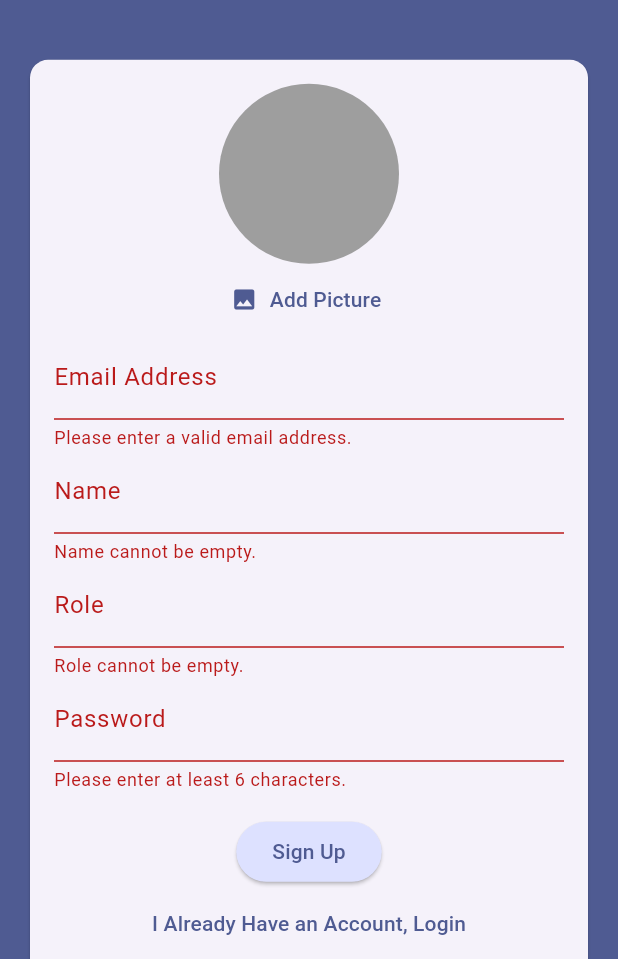
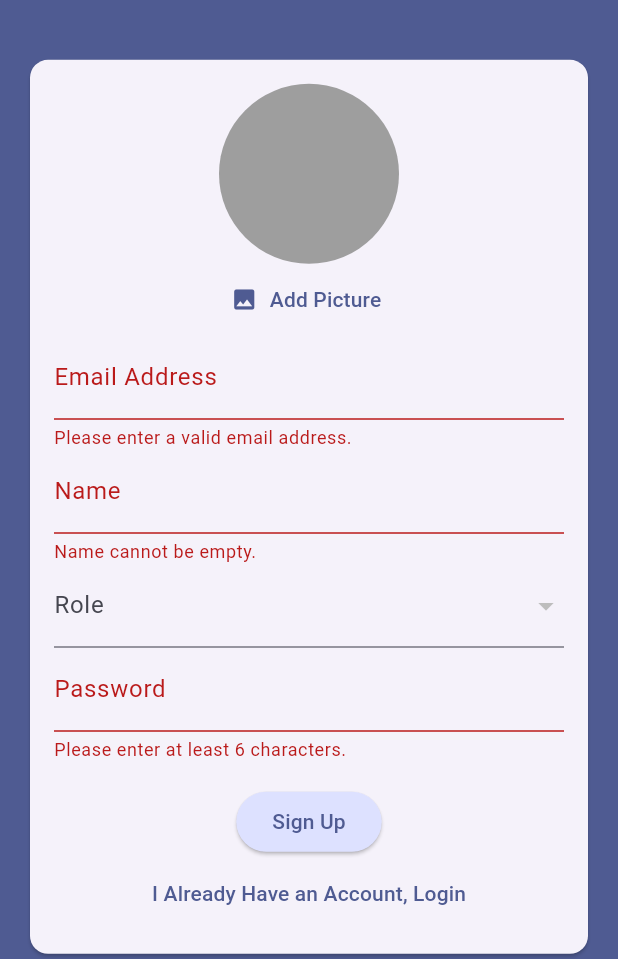
Before and after one commit to kemasfr5/workflow_shift, a Flutter app: the screen it shows after launch, after a tap on "Login", after a tap on "Create an Account", after a tap on "Sign Up", on a phone screen of 412 x 824 dp, the part 277-1236 px from its top. Run offline on Flutter 3.47's test engine with Material 3 defaults, Android fonts, the light colour scheme and no system bars; our stand-ins replace cloud_firestore, firebase_auth, firebase_core, firebase_storage, image_picker; accounts and stored records are empty; generated files the repository leaves out were written again.

Commit message:
Change role input to dropdown

```diff
--- a/lib/screens/auth.dart
+++ b/lib/screens/auth.dart
@@ -18,14 +18,32 @@ class AuthScreen extends StatefulWidget {
 }
 
 class _AuthScreenState extends State<AuthScreen> {
+  @override
+  void initState() {
+    super.initState();
+    _getRoles();
+  }
+
   final _formKey = GlobalKey<FormState>();
   bool _isLogin = true;
   bool _isAuthenticating = false;
   var _enteredEmail = '';
   var _enteredName = '';
-  var _enteredRole = '';
+  var _selectedRole = '';
   var _enteredPassword = '';
   File? _selectedImage;
+  List<String> roles = [];
+
+  void _getRoles() async {
+    await FirebaseFirestore.instance.collection('role').get().then(
+      (value) {
+        for (var documentSnapshot in value.docs) {
+          // print(documentSnapshot.data()['title']);
+          roles.add(documentSnapshot.data()['title']);
+        }
+      },
+    );
+  }
 
   void _submit() async {
     final isValid = _formKey.currentState!.validate();
@@ -61,7 +79,7 @@ class _AuthScreenState extends State<AuthScreen> {
           {
             'email': _enteredEmail,
             'name': _enteredName,
-            'role': _enteredRole,
+            'role': _selectedRole,
             'image': imageUrl,
           },
         );
@@ -141,20 +159,26 @@ class _AuthScreenState extends State<AuthScreen> {
                             },
                           ),
                         if (!_isLogin)
-                          TextFormField(
-                            decoration: InputDecoration(
-                              label: Text('Role'),
-                            ),
-                            autocorrect: true,
-                            keyboardType: TextInputType.text,
+                          DropdownButtonFormField(
+                            decoration: InputDecoration(label: Text('Role')),
                             validator: (value) {
                               if (value == null || value.trim().isEmpty) {
-                                return 'Role cannot be empty.';
+                                return;
                               }
-                              return null;
                             },
-                            onSaved: (value) {
-                              _enteredRole = value!;
+                            items: roles
+                                .map(
+                                  (e) => DropdownMenuItem<String>(
+                                    value: e,
+                                    child: Text(e),
+                                  ),
+                                )
+                                .toList(),
+                            onChanged: (value) {
+                              setState(() {
+                                print(roles);
+                                _selectedRole = value!;
+                              });
                             },
                           ),
                         TextFormField(
--- a/lib/screens/manage_user.dart
+++ b/lib/screens/manage_user.dart
@@ -121,7 +121,7 @@ class _ManageUserState extends State<ManageUser> {
                                 deleteTimer?.cancel();
                                 print('Delete Cancel.');
                                 // FirebaseFirestore.instance
-                                //     .collection('role')
+                                //     .collection('user')
                                 //     .add(deletedUser.data());
                                 // final storageRef = FirebaseStorage.instance
                                 //     .ref()
```
Also changed, not shown: 1 other file.
